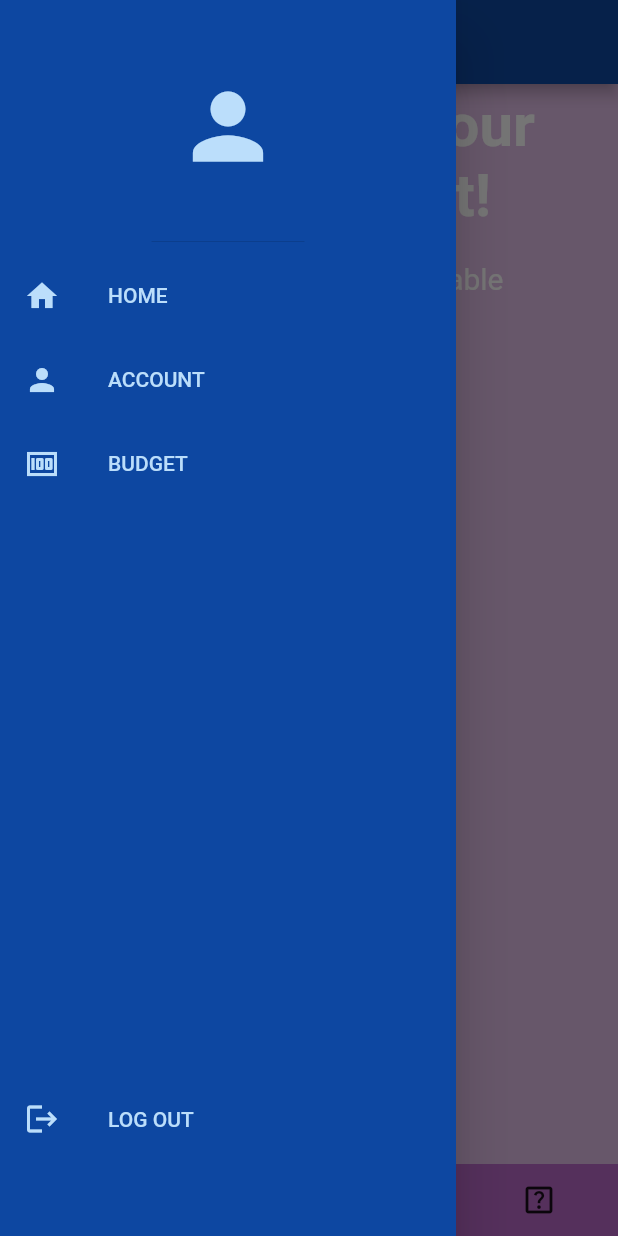
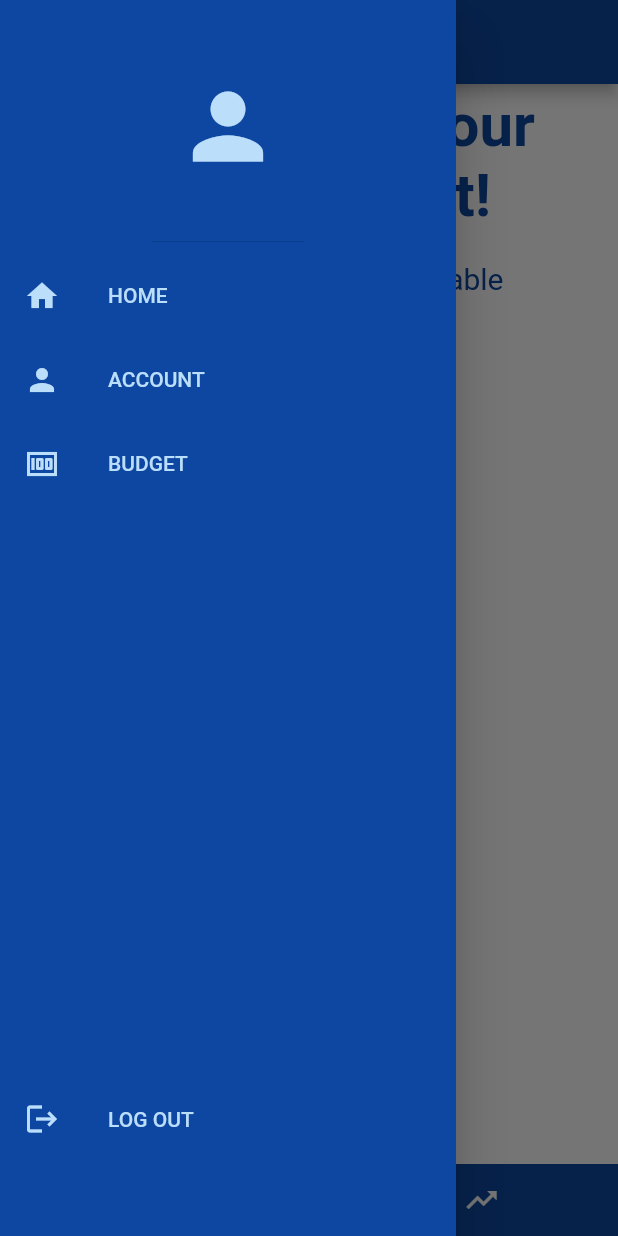
Before and after one commit to GabeC117/Smart-Wallet, a Flutter app: the HomePage screen opened directly, with the side drawer open, on a phone screen of 412 x 824 dp. Run offline on Flutter 3.47's test engine with Material 2 defaults, Android fonts, the phone set to English and light mode, and no system bars; our stand-ins replace camera, cloud_firestore, firebase_auth, firebase_core, firebase_storage, image_picker and 1 more; missing offline and left inert: firebase_app_check; accounts and stored records are empty.

Commit message:
HomePage UX/UI

```diff
--- a/lib/pages/home.dart
+++ b/lib/pages/home.dart
@@ -1,3 +1,5 @@
+// ignore_for_file: unused_import
+
 import 'package:flutter/material.dart';
 import 'package:smart_wallet/components/drawer.dart';
 import 'package:smart_wallet/main.dart';
@@ -43,7 +45,7 @@ class _HomePageState extends State<HomePage> {
       ),
       drawer: MyDrawer(),
       body: Container(
-        color: Colors.purple.shade100,
+        color: Color.fromARGB(255, 255, 255, 255),
         child: Column(
           children: <Widget>[
             Expanded(
@@ -73,7 +75,7 @@ class _HomePageState extends State<HomePage> {
                               style: const TextStyle(
                                 fontSize: 40.0,
                                 fontWeight: FontWeight.bold,
-                                color: Colors.white,
+                                color: Color.fromARGB(255, 13, 71, 161),
                               ),
                             ),
                           ),
@@ -101,7 +103,7 @@ class _HomePageState extends State<HomePage> {
                                         textAlign: TextAlign.center,
                                         style: const TextStyle(
                                           fontSize: 20.0,
-                                          color: Colors.white,
+                                          color: Color.fromARGB(255, 13, 71, 161),
                                         ),
                                       ),
                                     );
@@ -132,7 +134,7 @@ class _HomePageState extends State<HomePage> {
                                           textAlign: TextAlign.center,
                                           style: TextStyle(
                                             fontSize: 20.0,
-                                            color: Colors.white,
+                                            color: Color.fromARGB(255, 13, 71, 161),
                                           ),
                                         ),
                                         ListView.builder(
@@ -147,7 +149,7 @@ class _HomePageState extends State<HomePage> {
                                                 textAlign: TextAlign.center,
                                                 style: const TextStyle(
                                                   fontSize: 16.0,
-                                                  color: Colors.white,
+                                                  color: Color.fromARGB(255, 13, 71, 161),
                                                 ),
                                               ),
                                             );
@@ -161,7 +163,7 @@ class _HomePageState extends State<HomePage> {
                                       textAlign: TextAlign.center,
                                       style: TextStyle(
                                         fontSize: 20.0,
-                                        color: Colors.white,
+                                        color: Color.fromARGB(255, 13, 71, 161),
                                       ),
                                     );
                                   }
@@ -177,7 +179,7 @@ class _HomePageState extends State<HomePage> {
               ),
             ),
             Container(
-              color: Colors.purple.shade300,
+              color: Colors.blue.shade900,
               child: Row(
                 mainAxisAlignment: MainAxisAlignment.spaceEvenly,
                 children: <Widget>[
@@ -208,14 +210,6 @@ class _HomePageState extends State<HomePage> {
                     },
                     icon: const Icon(Icons.trending_up, color: Colors.white),
                   ),
-                  IconButton(
-                    onPressed: () {},
-                    icon: const Icon(Icons.help_center_outlined),
-                  ),
-                  IconButton(
-                    onPressed: () {},
-                    icon: const Icon(Icons.help_center_outlined),
-                  ),
                 ],
               ),
             ),
```
Also changed, not shown: 1 other file.
